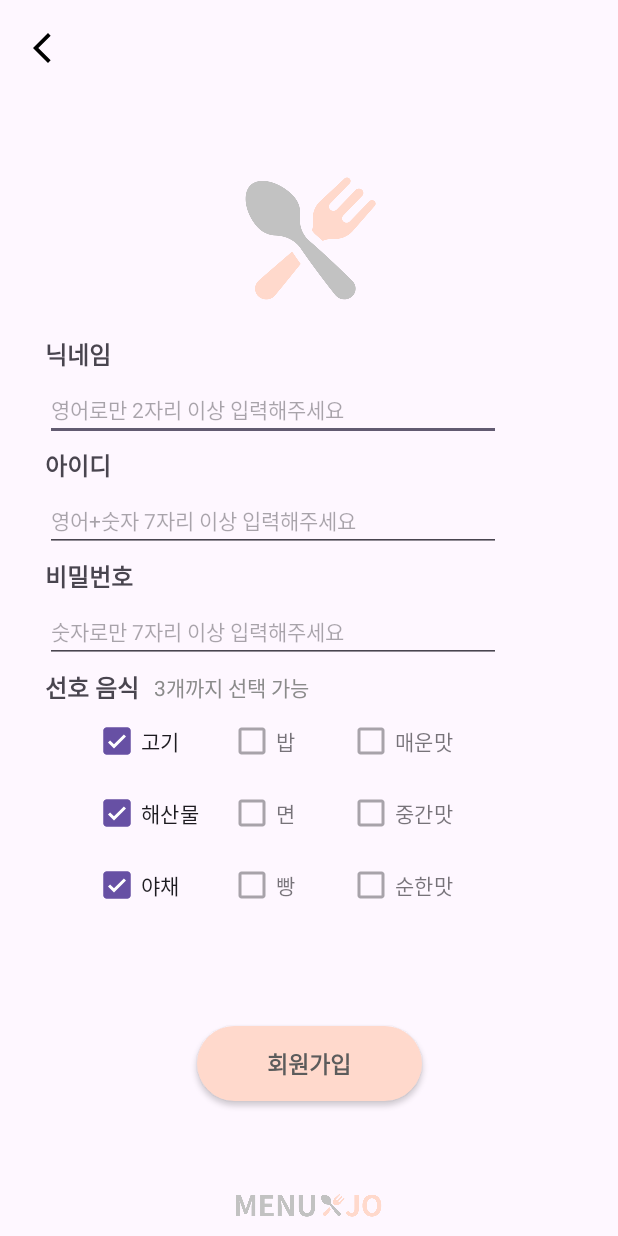
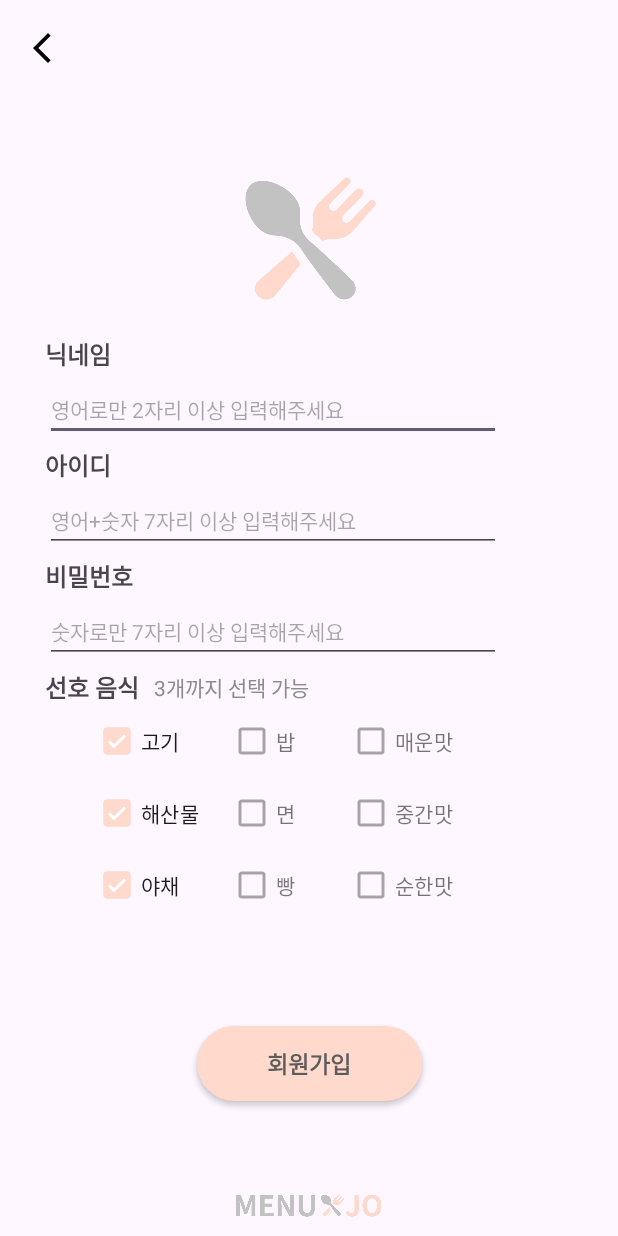
Before and after one commit to hamond12/Menu-jo, an Android app: the SignUpActivity screen opened directly, with no data from a screen before it, after a tap on "야채", on a phone screen of 412 x 824 dp. Run offline under Robolectric (Android 15) with nearby library versions, the phone set to English and light mode, and no system bars; 2 other taps on this screen came first.

Commit message:
chore: 테마색상 변경

```diff
--- a/app/src/main/java/com/example/menujo/SignInActivity.kt
+++ b/app/src/main/java/com/example/menujo/SignInActivity.kt
@@ -47,7 +47,7 @@ class SignInActivity : AppCompatActivity() {
             else {
                 Toast.makeText(
                     this,
-                    getString(R.string.toast_signin_finish),
+                    getString(R.string.common_signin)+getString(R.string.common_finish),
                     Toast.LENGTH_SHORT
                 ).show()
                 val intent = Intent(this, MainPageActivity::class.java)
--- a/app/src/main/java/com/example/menujo/SignUpActivity.kt
+++ b/app/src/main/java/com/example/menujo/SignUpActivity.kt
@@ -86,7 +86,7 @@ class SignUpActivity : AppCompatActivity() {
                 Toast.makeText(this, "$toastSignUp", Toast.LENGTH_SHORT).show()
             }
             else {
-                Toast.makeText(this, getString(R.string.toast_signup_finish), Toast.LENGTH_SHORT).show()
+                Toast.makeText(this, getString(R.string.common_signup)+getString(R.string.common_finish), Toast.LENGTH_SHORT).show()
                 val intent = Intent(this, SignInActivity::class.java)
                 finish()
             }
--- a/app/src/main/res/layout/activity_sign_up.xml
+++ b/app/src/main/res/layout/activity_sign_up.xml
@@ -122,7 +122,7 @@
         android:layout_width="wrap_content"
         android:layout_height="wrap_content"
         android:text="@string/cb_meat"
-        app:layout_constraintBottom_toTopOf="@+id/cb_seafood"
+    app:layout_constraintBottom_toTopOf="@+id/cb_seafood"
         app:layout_constraintEnd_toStartOf="@+id/cb_rice"
         app:layout_constraintHorizontal_bias="0.5"
         app:layout_constraintHorizontal_chainStyle="spread"
@@ -241,4 +241,5 @@
         app:layout_constraintStart_toStartOf="parent" />
 
 
+
 </androidx.constraintlayout.widget.ConstraintLayout>
--- a/app/src/main/res/values/strings.xml
+++ b/app/src/main/res/values/strings.xml
@@ -9,6 +9,7 @@
     <string name="common_set_pwd">비밀번호를 입력해주세요</string>
     <string name="common_signin">로그인</string>
     <string name="common_signup">회원가입</string>
+    <string name="common_finish">완료</string>
 
     <!--  MainPageActivity  -->
     <string name="main_koreanfood">한식</string>
@@ -23,7 +24,7 @@
 
 
     <!--  SignInActivity  -->
-    <string name="toast_signin_finish">로그인 완료</string>
+
 
     <!--  SignUpActivity  -->
     <string name="et_signup_name">영어로만 2자리 이상 입력해주세요</string>
@@ -47,7 +48,6 @@
 
     <string name="btn_signup_signin">돌아가기</string>
     <string name="toast_signup_name">닉네임을 입력해주세요</string>
-    <string name="toast_signup_finish">회원가입 완료</string>
 
     <!--  MyPageActivity  -->
 
--- a/app/src/main/res/values/themes.xml
+++ b/app/src/main/res/values/themes.xml
@@ -3,6 +3,7 @@
     <style name="Base.Theme.MenuJo" parent="Theme.Material3.DayNight.NoActionBar">
         <!-- Customize your light theme here. -->
         <!-- <item name="colorPrimary">@color/my_light_primary</item> -->
+        <item name="colorPrimary">@color/light_pink</item>
     </style>
 
     <style name="Theme.MenuJo" parent="Base.Theme.MenuJo" />
```
